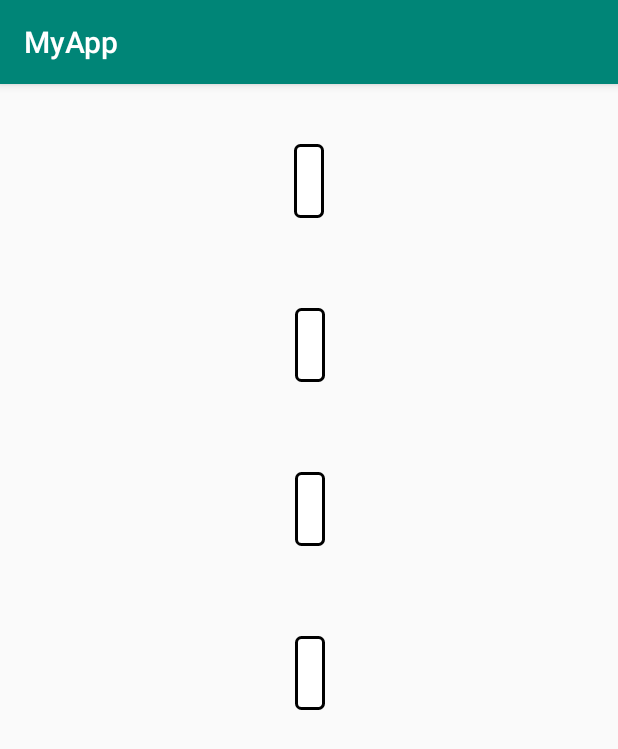
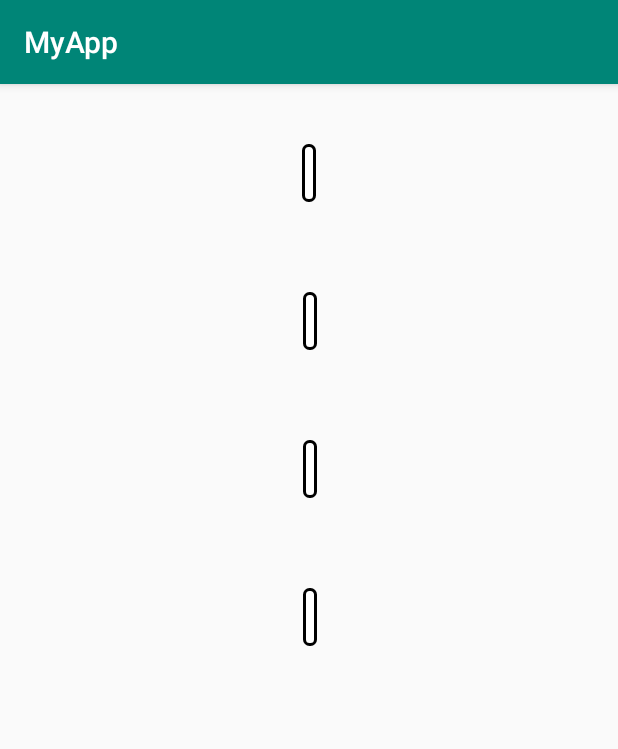
Before and after one commit to Vitas1968/MyApp, an Android app: the SecondActivity screen opened directly, with no data from a screen before it, on a phone screen of 412 x 824 dp. Shown: the top 749 px of the screen. Run offline under Robolectric (Android 15) with nearby library versions, the phone set to English and light mode, and no system bars; 1 statement that could not run was skipped.

Commit message:
уменьшил внутренние отступы

```diff
--- a/app/src/main/res/drawable/custom_border.xml
+++ b/app/src/main/res/drawable/custom_border.xml
@@ -9,8 +9,8 @@
     <corners
         android:radius="3dp"/>
     <padding
-        android:left="10dp"
-        android:top="10dp"
-        android:right="10dp"
-        android:bottom="10dp"/>
+        android:left="5dp"
+        android:top="5dp"
+        android:right="5dp"
+        android:bottom="5dp"/>
 </shape>
```
